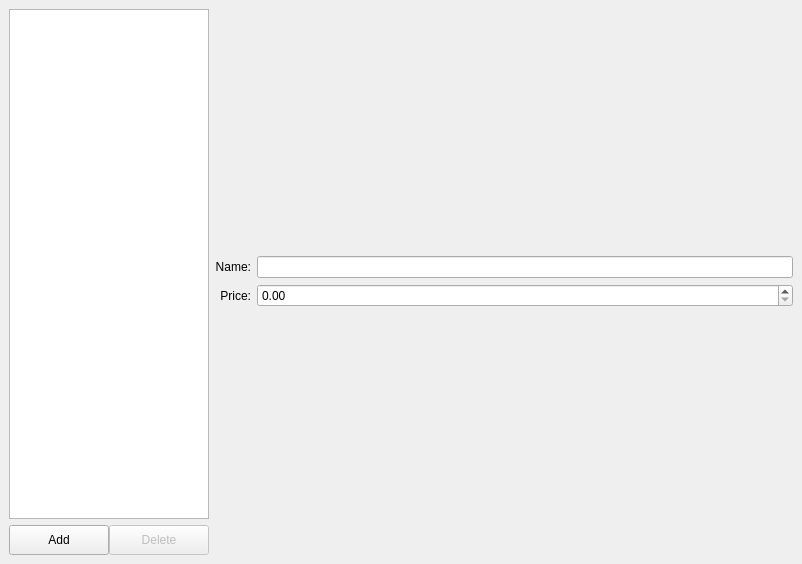
Above: mainwindow.ui from ChaoticRoman/QtWidgetsHelloWorld before the change. Below: the same form after it.
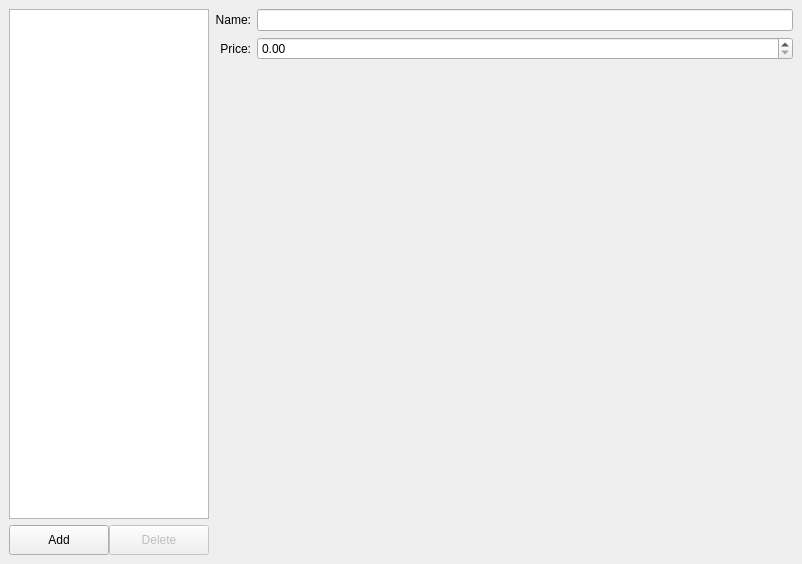
That is the form after the change.

```diff
--- a/mainwindow.ui
+++ b/mainwindow.ui
@@ -15,8 +15,8 @@
   </property>
   <widget class="QWidget" name="centralwidget">
    <layout class="QGridLayout" name="gridLayout">
-    <item row="0" column="0">
-     <layout class="QHBoxLayout" name="horizontalLayout">
+    <item row="0" column="1">
+     <layout class="QHBoxLayout" name="leftRightVerticalLayout">
       <item>
        <layout class="QVBoxLayout" name="verticalLayout">
         <item>
@@ -94,12 +94,14 @@
         </item>
        </layout>
       </item>
-     </layout>
-    </item>
-    <item row="0" column="1">
-     <layout class="QVBoxLayout" name="verticalLayout_2">
       <item>
-       <layout class="QGridLayout" name="gridLayout_2">
+       <layout class="QGridLayout" name="rightPanelGridLayout">
+        <item row="0" column="1">
+         <widget class="QLineEdit" name="nameLineEdit"/>
+        </item>
+        <item row="1" column="1">
+         <widget class="QDoubleSpinBox" name="priceSpinBox"/>
+        </item>
         <item row="0" column="0">
          <widget class="QLabel" name="label_2">
           <property name="text">
@@ -120,11 +122,18 @@
           </property>
          </widget>
         </item>
-        <item row="0" column="1">
-         <widget class="QLineEdit" name="lineEdit"/>
-        </item>
-        <item row="1" column="1">
-         <widget class="QDoubleSpinBox" name="doubleSpinBox"/>
+        <item row="2" column="1">
+         <spacer name="verticalSpacer">
+          <property name="orientation">
+           <enum>Qt::Vertical</enum>
+          </property>
+          <property name="sizeHint" stdset="0">
+           <size>
+            <width>20</width>
+            <height>40</height>
+           </size>
+          </property>
+         </spacer>
         </item>
        </layout>
       </item>
```
Left out of the diff: 8 changed lines with no effect on the pictures.
